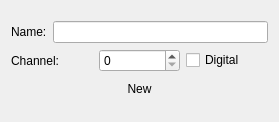
ctigaret/scipyen, file src/scipyen/gui/widgets/synapticstimuluswidget.ui: the form before one commit.
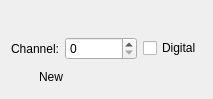
The form after the commit. Custom widgets are drawn as their Qt base class.

What changed in the file:
```diff
--- a/src/scipyen/gui/widgets/synapticstimuluswidget.ui
+++ b/src/scipyen/gui/widgets/synapticstimuluswidget.ui
@@ -6,8 +6,8 @@
    <rect>
     <x>0</x>
     <y>0</y>
-    <width>279</width>
-    <height>122</height>
+    <width>213</width>
+    <height>99</height>
    </rect>
   </property>
   <property name="windowTitle">
@@ -15,25 +15,9 @@
   </property>
   <layout class="QGridLayout" name="gridLayout">
    <item row="0" column="0">
-    <layout class="QVBoxLayout" name="verticalLayout">
-     <item>
-      <layout class="QHBoxLayout" name="horizontalLayout_2">
-       <item>
-        <widget class="QLabel" name="label">
-         <property name="text">
-          <string>Name:</string>
-         </property>
-         <property name="buddy">
-          <cstring>nameLineEdit</cstring>
-         </property>
-        </widget>
-       </item>
-       <item>
-        <widget class="QLineEdit" name="nameLineEdit"/>
-       </item>
-      </layout>
-     </item>
-     <item>
+    <widget class="NameDescriptionWidget" name="nameDescriptionWidget" native="true"/>
+   </item>
+   <item row="1" column="0">
       <layout class="QHBoxLayout" name="horizontalLayout">
        <item>
         <widget class="QLabel" name="label_2">
@@ -46,7 +30,14 @@
         </widget>
        </item>
        <item>
-        <widget class="QSpinBox" name="outputChannelSpinBox"/>
+      <widget class="QSpinBox" name="outputChannelSpinBox">
+       <property name="sizePolicy">
+        <sizepolicy hsizetype="MinimumExpanding" vsizetype="Fixed">
+         <horstretch>0</horstretch>
+         <verstretch>0</verstretch>
+        </sizepolicy>
+       </property>
+      </widget>
        </item>
        <item>
         <widget class="QCheckBox" name="isDigitalCheckBox">
@@ -57,6 +48,8 @@
        </item>
       </layout>
      </item>
+   <item row="2" column="0">
+    <layout class="QHBoxLayout" name="horizontalLayout_2">
      <item>
       <widget class="QPushButton" name="createObjectPushButton">
        <property name="text">
@@ -67,10 +60,31 @@
        </property>
       </widget>
      </item>
+     <item>
+      <spacer name="horizontalSpacer">
+       <property name="orientation">
+        <enum>Qt::Orientation::Horizontal</enum>
+       </property>
+       <property name="sizeHint" stdset="0">
+        <size>
+         <width>40</width>
+         <height>20</height>
+        </size>
+       </property>
+      </spacer>
+     </item>
     </layout>
    </item>
   </layout>
  </widget>
+ <customwidgets>
+  <customwidget>
+   <class>NameDescriptionWidget</class>
+   <extends>QWidget</extends>
+   <header location="global">gui.widgets.dataclasswidgets.namedescriptionwidget</header>
+   <container>1</container>
+  </customwidget>
+ </customwidgets>
  <resources/>
  <connections/>
 </ui>
```
Lines whose indentation alone changed are shown as unchanged.
